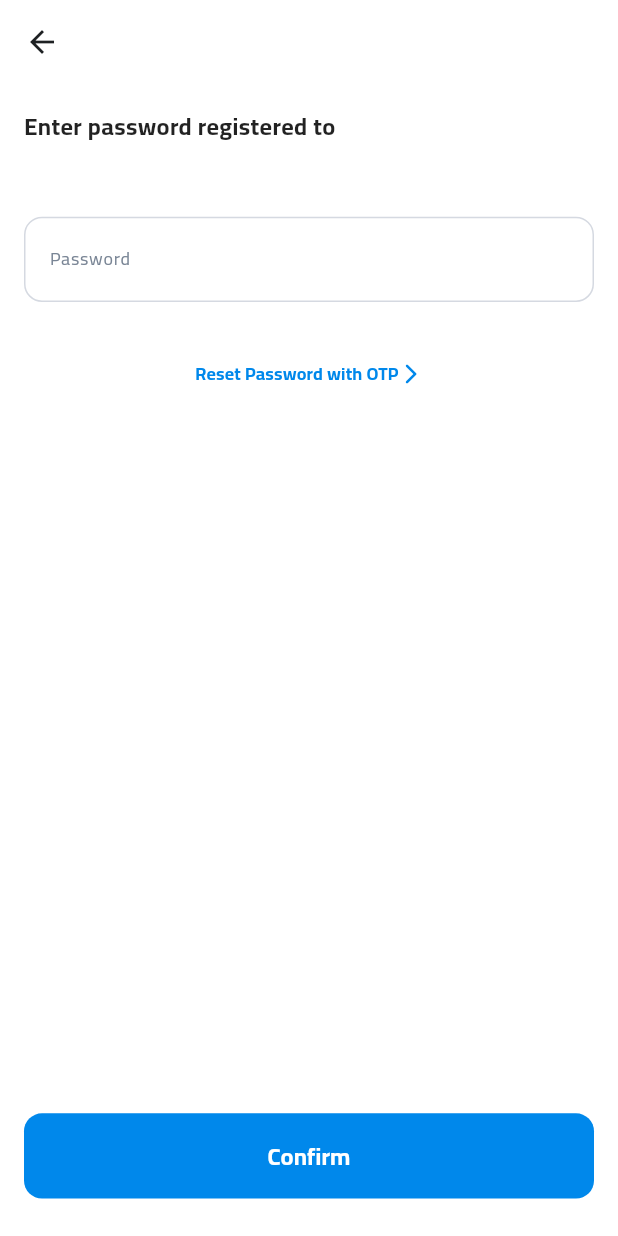
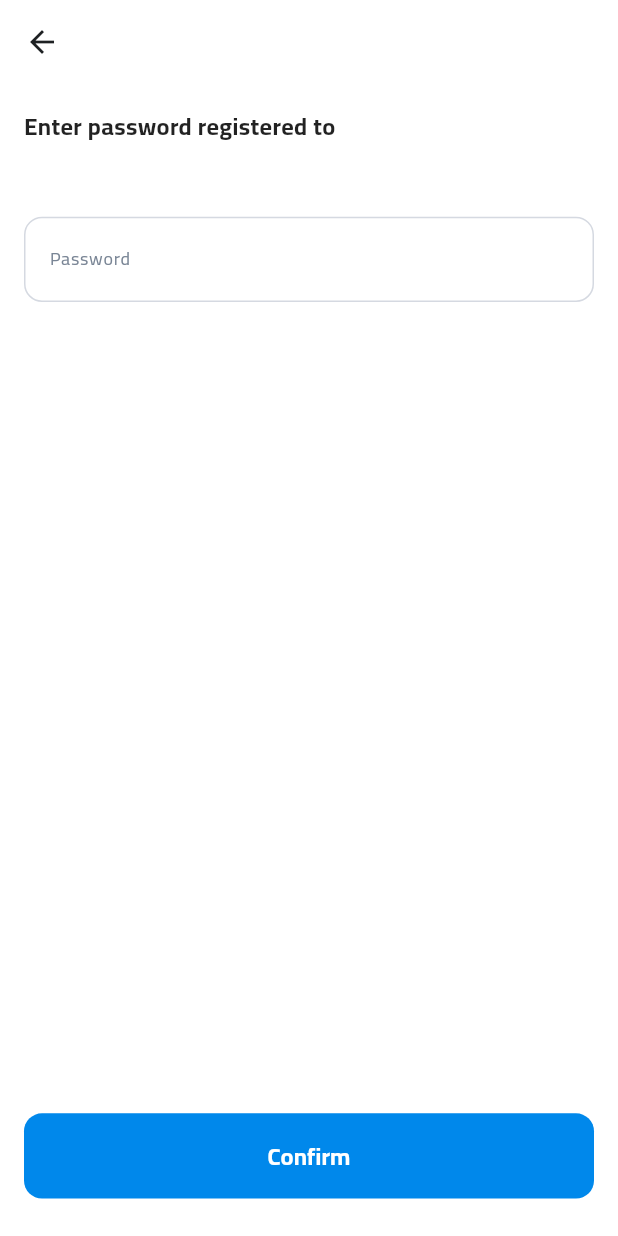
Before and after one commit to AhmedElhenidy/authentication_module, a Flutter app: the PasswordScreen screen opened directly with empty values, on a phone screen of 412 x 824 dp. Run offline on Flutter 3.47's test engine with Material 3 defaults, Android fonts, the phone set to English and light mode, and no system bars; drawn by our look-alikes of flutter_form_builder; our stand-ins replace custom_refresh_indicator, dartz, dio, easy_localization, extended_image, flutter_screenutil and 8 more.

Commit message:
remove reset password

```diff
--- a/lib/features/authentication_feature/presentation/screens/password_screen.dart
+++ b/lib/features/authentication_feature/presentation/screens/password_screen.dart
@@ -77,12 +77,12 @@ class _PasswordScreenState extends State<PasswordScreen> {
                 ),
               ),
               24.verticalSpace,
-              TextButtonWithArrow(
-                onPressed: () {
-
-                },
-                text: 'Reset Password with OTP'.tr(),
-              ),
+              // TextButtonWithArrow(
+              //   onPressed: () {
+              //
+              //   },
+              //   text: 'Reset Password with OTP'.tr(),
+              // ),
             ],
           ),
         ),
```
